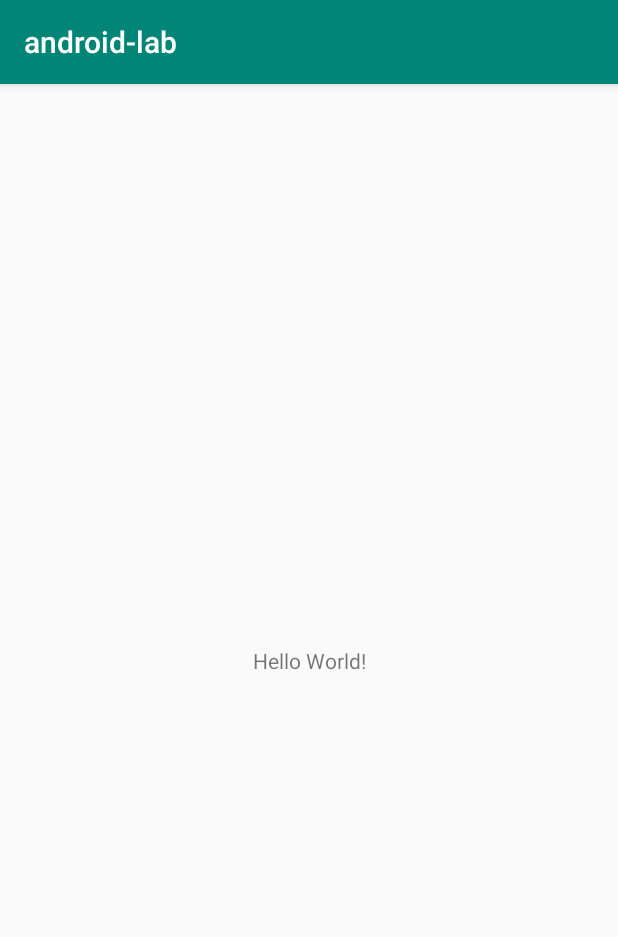
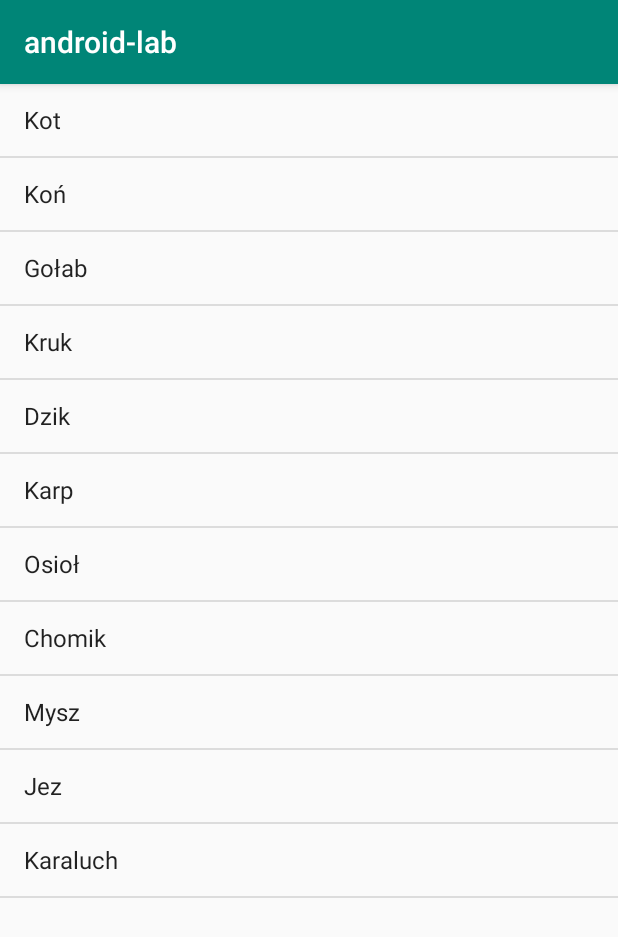
Before and after one commit to Raew96/android-lab, an Android app: the screen it shows after launch (MainActivity), on a phone screen of 412 x 824 dp. Shown: the top 937 px of the screen. Run offline under Robolectric (Android 15) with nearby library versions, the phone set to English and light mode, and no system bars.

Commit message:
Create ListView and ArrayAdapter

```diff
--- a/app/src/main/java/com/example/android_lab/MainActivity.java
+++ b/app/src/main/java/com/example/android_lab/MainActivity.java
@@ -3,13 +3,33 @@ package com.example.android_lab;
 import androidx.appcompat.app.AppCompatActivity;
 
 import android.os.Bundle;
+import android.widget.ArrayAdapter;
+import android.widget.ListView;
+
+import java.util.ArrayList;
+import java.util.Arrays;
 
 public class MainActivity extends AppCompatActivity {
 
-    //TODO Cos trzeba zrobic :/
+    private ArrayList<String> target;
+    private ArrayAdapter adapter;
+
     @Override
     protected void onCreate(Bundle savedInstanceState) {
         super.onCreate(savedInstanceState);
         setContentView(R.layout.activity_main);
+
+        String [] values = new String[]
+                {
+                        "Kot", "Koń", "Gołab", "Kruk", "Dzik", "Karp", "Osioł", "Chomik", "Mysz", "Jez", "Karaluch"
+                };
+
+        this.target = new ArrayList<>();
+        this.target.addAll(Arrays.asList(values));
+
+        this.adapter = new ArrayAdapter(this, android.R.layout.simple_list_item_1, this.target );
+
+        ListView listView = (ListView)findViewById(R.id.list_view);
+        listView.setAdapter(this.adapter);
     }
 }
--- a/app/src/main/res/layout/activity_main.xml
+++ b/app/src/main/res/layout/activity_main.xml
@@ -6,13 +6,12 @@
     android:layout_height="match_parent"
     tools:context=".MainActivity">
 
-    <TextView
-        android:layout_width="wrap_content"
-        android:layout_height="wrap_content"
-        android:text="Hello World!"
-        app:layout_constraintBottom_toBottomOf="parent"
-        app:layout_constraintLeft_toLeftOf="parent"
-        app:layout_constraintRight_toRightOf="parent"
-        app:layout_constraintTop_toTopOf="parent" />
+
+    <ListView
+        android:id="@+id/list_view"
+        android:layout_width="match_parent"
+        android:layout_height="match_parent"
+        tools:layout_editor_absoluteX="-98dp"
+        tools:layout_editor_absoluteY="0dp" />
 
 </androidx.constraintlayout.widget.ConstraintLayout>
```
